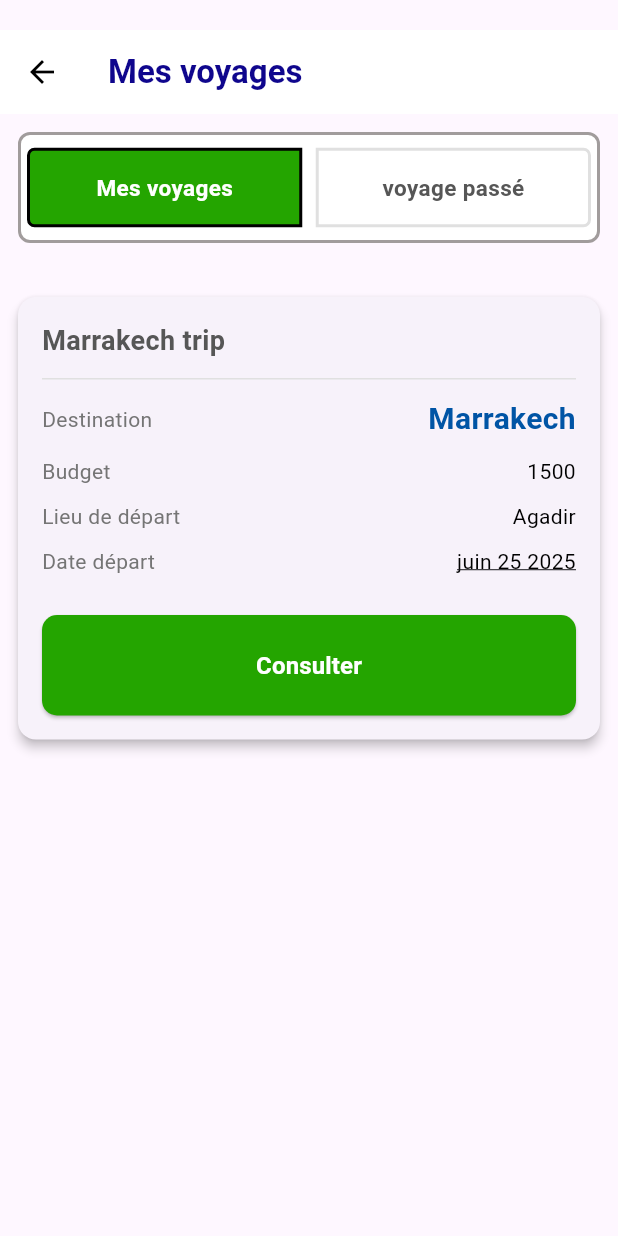
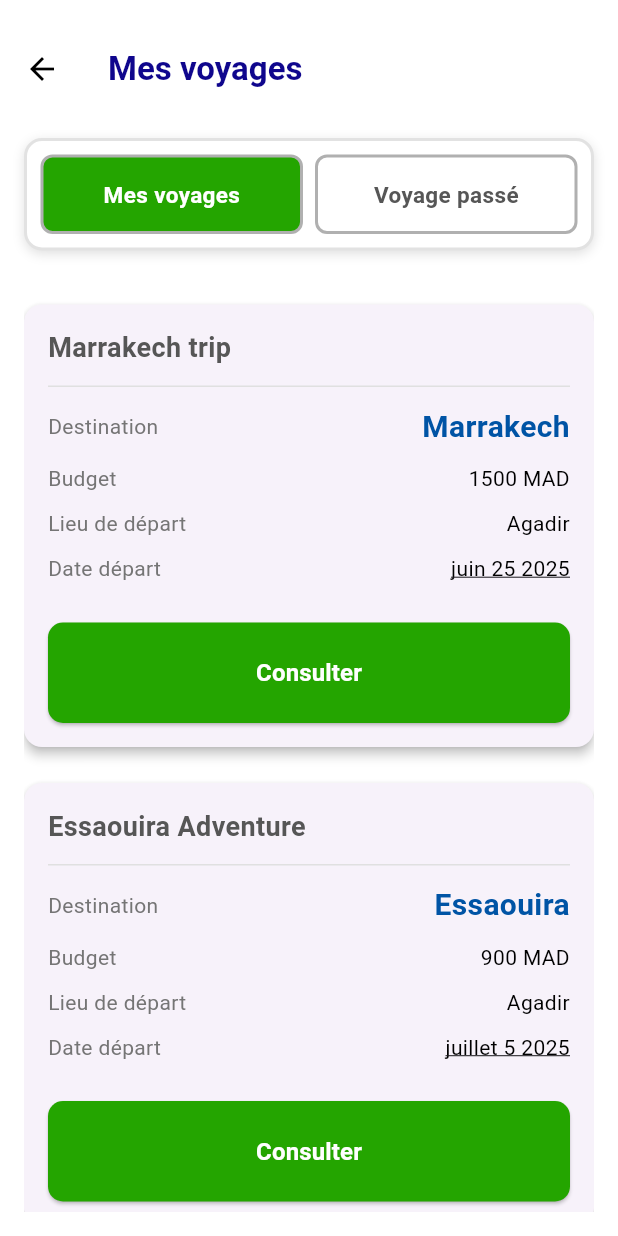
Before and after one commit to karimamaayou/trip-app, a Flutter app: the TravelPage screen opened directly, on a phone screen of 412 x 824 dp. Run offline on Flutter 3.47's test engine with Material 3 defaults, Android fonts, the phone set to English and light mode, and no system bars; our stand-ins replace flutter_svg, image_picker; network calls fail.

Commit message:
edited suivieTab

```diff
--- a/frontend/lib/screens/follow_trip/suivie_screen.dart
+++ b/frontend/lib/screens/follow_trip/suivie_screen.dart
@@ -6,7 +6,7 @@ class TravelPage extends StatefulWidget {
 }
 
 class _TravelPageState extends State<TravelPage> {
-  int _selectedIndex = 0; // 0 for "Mes voyages", 1 for "voyage passé"
+  int _selectedIndex = 0; // 0 = Mes voyages, 1 = Voyage passé
   final Color primaryGreen = const Color(0xFF24A500);
   final Color marrakechBlue = const Color(0xFF0054A5);
   final Color borderColor = Colors.grey.shade300;
@@ -14,11 +14,12 @@ class _TravelPageState extends State<TravelPage> {
   @override
   Widget build(BuildContext context) {
     return Scaffold(
+      backgroundColor: Colors.white, // Définit le fond du Scaffold en blanc
       appBar: PreferredSize(
-        preferredSize: Size.fromHeight(kToolbarHeight + 20), // Add extra height
+        preferredSize: Size.fromHeight(kToolbarHeight + 20),
         child: Column(
           children: [
-            SizedBox(height: 20), // Space above the title
+            SizedBox(height: 18),
             AppBar(
               title: Text(
                 'Mes voyages',
@@ -35,45 +36,109 @@ class _TravelPageState extends State<TravelPage> {
         ),
       ),
       body: Padding(
-        padding: const EdgeInsets.all(12.0),
+        padding: const EdgeInsets.all(16.0),
         child: Column(
           crossAxisAlignment: CrossAxisAlignment.start,
           children: [
-            // Cadre unifié pour les onglets
+            // Onglets
             Container(
               decoration: BoxDecoration(
                 color: Colors.white,
-                borderRadius: BorderRadius.circular(8),
+                borderRadius: BorderRadius.circular(12),
                 border: Border.all(
-                  color: const Color.fromARGB(255, 161, 156, 156),
+                  color: const Color.fromARGB(255, 226, 226, 226),
                   width: 2,
                 ),
+                boxShadow: [
+                  BoxShadow(
+                    color: Colors.grey.shade300,
+                    blurRadius: 6,
+                    offset: Offset(0, 2), // Ombre vers le bas
+                  ),
+                ],
               ),
-              child: Row(
-                children: [
-                  Expanded(child: _buildTabButton(0, 'Mes voyages')),
-                  Container(
-                    width: 1,
-                    height: 50,
-                    margin: EdgeInsets.symmetric(
-                      vertical: 10,
-                    ), // Ajustez selon vos besoin
-                  ),
-                  Expanded(child: _buildTabButton(1, 'voyage passé')),
-                ],
+              child: Padding(
+                padding: const EdgeInsets.all(5.0),
+                child: Row(
+                  children: [
+                    Expanded(child: _buildTabButton(0, 'Mes voyages')),
+                    Expanded(child: _buildTabButton(1, 'Voyage passé')),
+                  ],
+                ),
               ),
             ),
             SizedBox(height: 24),
-            // Marrakech trip card
-            _buildTravelCard(),
-            SizedBox(height: 24),
+            // Contenu selon l'onglet sélectionné
+            Expanded(
+              child: SingleChildScrollView(
+                child: _selectedIndex == 0
+                    ? _buildCurrentTrips()
+                    : _buildPastTrips(),
+              ),
+            ),
           ],
         ),
       ),
     );
   }
 
-  Widget _buildTravelCard() {
+  // Les autres méthodes restent inchangées
+  Widget _buildCurrentTrips() {
+    return Column(
+      children: [
+        _buildTravelCard(
+          title: 'Marrakech trip',
+          destination: 'Marrakech',
+          budget: '1500 MAD',
+          depart: 'Agadir',
+          date: 'juin 25 2025',
+        ),
+        _buildTravelCard(
+          title: 'Essaouira Adventure',
+          destination: 'Essaouira',
+          budget: '900 MAD',
+          depart: 'Agadir',
+          date: 'juillet 5 2025',
+        ),
+      ],
+    );
+  }
+
+  Widget _buildPastTrips() {
+    return Column(
+      children: [
+        _buildTravelCard(
+          title: 'Fès trip',
+          destination: 'Fès',
+          budget: '1200 MAD',
+          depart: 'Casablanca',
+          date: 'avril 14 2024',
+        ),
+        _buildTravelCard(
+          title: 'Tanger trip',
+          destination: 'Tanger',
+          budget: '1300 MAD',
+          depart: 'Rabat',
+          date: 'février 3 2024',
+        ),
+        _buildTravelCard(
+          title: 'Tanger trip',
+          destination: 'Tanger',
+          budget: '1300 MAD',
+          depart: 'Rabat',
+          date: 'février 3 2024',
+        ),
+      ],
+    );
+  }
+
+  Widget _buildTravelCard({
+    required String title,
+    required String destination,
+    required String budget,
+    required String depart,
+    required String date,
+  }) {
     return Card(
       elevation: 3,
       margin: const EdgeInsets.symmetric(vertical: 12),
@@ -86,7 +151,7 @@ class _TravelPageState extends State<TravelPage> {
           crossAxisAlignment: CrossAxisAlignment.start,
           children: [
             Text(
-              'Marrakech trip',
+              title,
               style: TextStyle(
                 color: const Color.fromARGB(255, 86, 86, 86),
                 fontSize: 18,
@@ -96,17 +161,12 @@ class _TravelPageState extends State<TravelPage> {
             SizedBox(height: 12),
             Divider(height: 1, color: Colors.grey.shade300),
             SizedBox(height: 12),
-            _buildInfoRow('Destination', 'Marrakech',
+            _buildInfoRow('Destination', destination,
                 textColor: marrakechBlue, isBold: true, valueSize: 20),
-            _buildInfoRow('Budget', '1500'),
-            _buildInfoRow('Lieu de départ', 'Agadir'),
-            _buildInfoRow(
-              'Date départ',
-              'juin 25 2025',
-              isLink: true,
-              textColor:
-                  Color.fromARGB(255, 0, 0, 0), // Sera bien noir maintenant
-            ),
+            _buildInfoRow('Budget', budget),
+            _buildInfoRow('Lieu de départ', depart),
+            _buildInfoRow('Date départ', date,
+                isLink: true, textColor: Colors.black),
             SizedBox(height: 16),
             SizedBox(
               width: double.infinity,
@@ -138,24 +198,16 @@ class _TravelPageState extends State<TravelPage> {
   Widget _buildTabButton(int index, String text) {
     return Material(
       color: Colors.transparent,
-      elevation: 0,
       child: InkWell(
-        borderRadius: BorderRadius.horizontal(
-          left: index == 0 ? Radius.circular(7) : Radius.zero,
-          right: index == 1 ? Radius.circular(7) : Radius.zero,
-        ),
         onTap: () => setState(() => _selectedIndex = index),
         child: Container(
           padding: EdgeInsets.symmetric(vertical: 14),
-          margin: EdgeInsets.all(4), // Espace interne
+          margin: EdgeInsets.all(4),
           decoration: BoxDecoration(
             color: _selectedIndex == index ? primaryGreen : Colors.white,
-            borderRadius: BorderRadius.horizontal(
-              left: index == 0 ? Radius.circular(5) : Radius.zero,
-              right: index == 1 ? Radius.circular(5) : Radius.zero,
-            ),
+            borderRadius: BorderRadius.circular(8),
             border: Border.all(
-              color: _selectedIndex == index ? Colors.black : borderColor,
+              color: const Color(0xFFB0B0B0), // gris solide
               width: 2,
             ),
           ),
```
